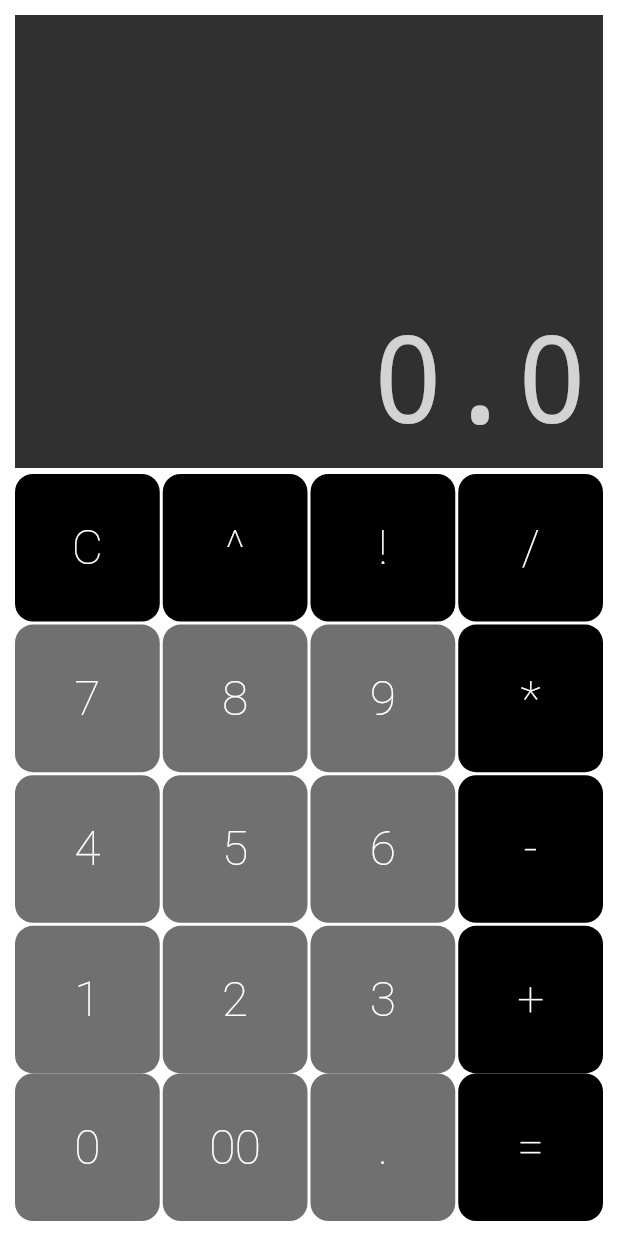
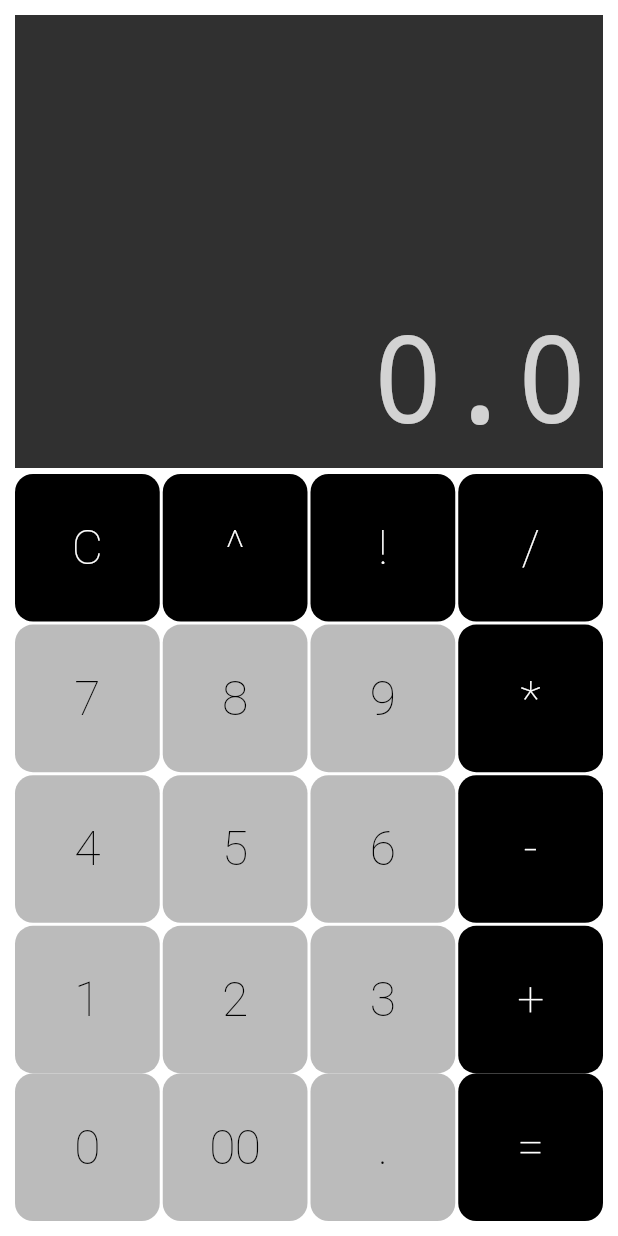
Before and after one commit to DaviF91/Flutter-Calculator, a Flutter app: the screen it shows after launch, on a phone screen of 412 x 824 dp. Run offline on Flutter 3.47's test engine with Material 2 defaults, Android fonts, the phone set to English and light mode, and no system bars; drawn by our look-alikes of auto_size_text.

Commit message:
Alterado cor do texto dos numeros

```diff
--- a/lib/componentes/botao.dart
+++ b/lib/componentes/botao.dart
@@ -7,12 +7,14 @@ class Botao extends StatelessWidget {
   final String texto;
   final bool duplo;
   final Color cor;
+  final Color? corTexto;
   final void Function(String) callback;
   const Botao({
     super.key,
     required this.texto,
     this.duplo = false,
     this.cor = corPadrao,
+    this.corTexto,
     required this.callback,
   });
 
@@ -25,8 +27,8 @@ class Botao extends StatelessWidget {
             onPressed: () => callback(texto),
             child: Text(
               texto,
-              style: const TextStyle(
-                color: Colors.white,
+              style:  TextStyle(
+                color: corTexto ?? Colors.white,
                 fontSize: 32,
                 fontWeight: FontWeight.w100,
               ),
--- a/lib/componentes/teclado.dart
+++ b/lib/componentes/teclado.dart
@@ -20,29 +20,29 @@ class Teclado extends StatelessWidget {
           ]),
           const SizedBox(height: 2),
           LinhaBotoes([
-            Botao(texto: '7', callback: callback),
-            Botao(texto: '8', callback: callback),
-            Botao(texto: '9', callback: callback),
+            Botao(texto: '7', cor: Color.fromARGB(255, 187, 187, 187), corTexto: Colors.black, callback: callback),
+            Botao(texto: '8', cor: Color.fromARGB(255, 187, 187, 187), corTexto: Colors.black, callback: callback),
+            Botao(texto: '9', cor: Color.fromARGB(255, 187, 187, 187), corTexto: Colors.black, callback: callback),
             Botao(texto: '*', cor: Colors.black, callback: callback),
           ]),
           const SizedBox(height: 2),
           LinhaBotoes([
-            Botao(texto: '4', callback: callback),
-            Botao(texto: '5', callback: callback),
-            Botao(texto: '6', callback: callback),
+            Botao(texto: '4', cor: Color.fromARGB(255, 187, 187, 187), corTexto: Colors.black, callback: callback),
+            Botao(texto: '5', cor: Color.fromARGB(255, 187, 187, 187), corTexto: Colors.black, callback: callback),
+            Botao(texto: '6', cor: Color.fromARGB(255, 187, 187, 187), corTexto: Colors.black, callback: callback),
             Botao(texto: '-', cor: Colors.black, callback: callback),
           ]),
           const SizedBox(height: 2),
           LinhaBotoes([
-            Botao(texto: '1', callback: callback),
-            Botao(texto: '2', callback: callback),
-            Botao(texto: '3', callback: callback),
+            Botao(texto: '1', cor: Color.fromARGB(255, 187, 187, 187), corTexto: Colors.black, callback: callback),
+            Botao(texto: '2', cor: Color.fromARGB(255, 187, 187, 187), corTexto: Colors.black, callback: callback),
+            Botao(texto: '3', cor: Color.fromARGB(255, 187, 187, 187), corTexto: Colors.black, callback: callback),
             Botao(texto: '+', cor: Colors.black, callback: callback),
           ]),
           LinhaBotoes([
-            Botao(texto: '0', callback: callback),
-            Botao(texto: '00', callback: callback),
-            Botao(texto: '.', callback: callback),
+            Botao(texto: '0', cor: Color.fromARGB(255, 187, 187, 187), corTexto: Colors.black, callback: callback),
+            Botao(texto: '00', cor: Color.fromARGB(255, 187, 187, 187), corTexto: Colors.black, callback: callback),
+            Botao(texto: '.', cor: Color.fromARGB(255, 187, 187, 187), corTexto: Colors.black, callback: callback),
             Botao(texto: '=', cor: Colors.black, callback: callback),
           ]),
         ],
```
